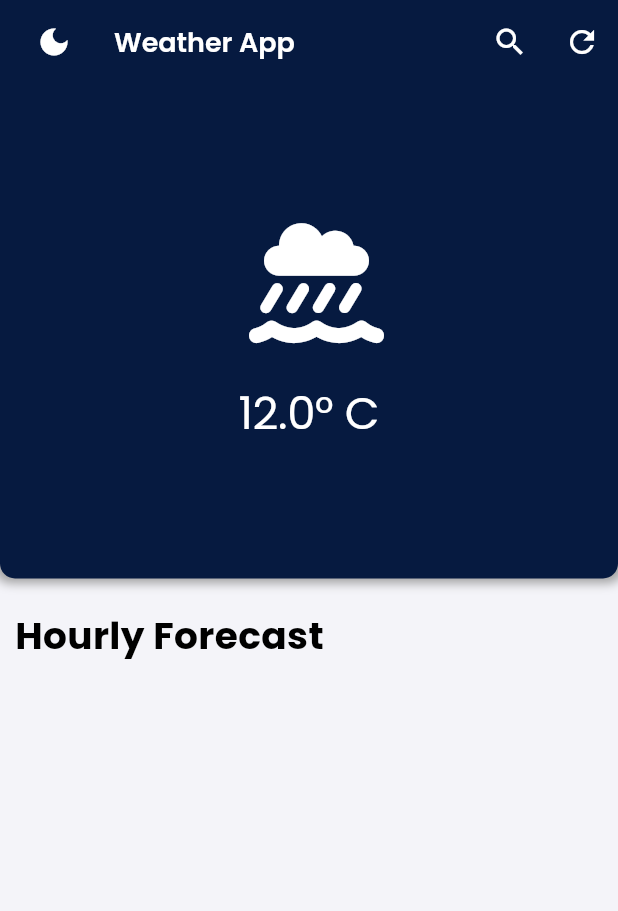
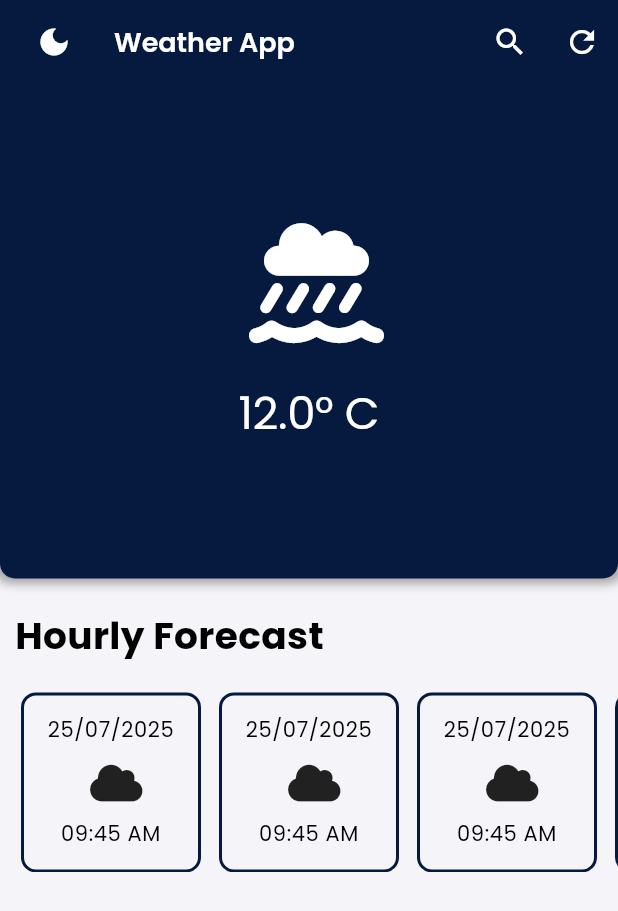
Before and after one commit to ARPAN-DUTTA1/weather_bloc, a Flutter app: the screen it shows after launch, on a phone screen of 412 x 824 dp. Shown: the top 911 px of the screen. Run offline on Flutter 3.47's test engine with Material 3 defaults, Android fonts, the phone set to English and light mode, and no system bars; our stand-ins replace bloc, flutter_animate, flutter_bloc, font_awesome_flutter, go_router.

Commit message:
additional card design complete

```diff
--- a/lib/main.dart
+++ b/lib/main.dart
@@ -82,7 +82,7 @@ class MyApp extends StatelessWidget {
               colorScheme: ColorScheme.fromSeed(
                 seedColor: const Color.fromARGB(255, 6, 26, 64),
                 primary: const Color.fromARGB(255, 6, 26, 64),
-                secondary: const Color.fromARGB(255, 3, 83, 164),
+                secondary: const Color.fromARGB(124, 142, 157, 216),
                 brightness: Brightness.light,
               ),
               useMaterial3: true,
--- a/lib/screens/weather/weather_screen.dart
+++ b/lib/screens/weather/weather_screen.dart
@@ -3,6 +3,7 @@ import 'package:font_awesome_flutter/font_awesome_flutter.dart';
 import 'package:weather_bloc/screens/weather/widgets/custom_appbar.dart';
 import 'package:weather_bloc/screens/weather/widgets/main_weather_card_widget.dart';
 import 'package:weather_bloc/screens/weather/widgets/side_heading_widget.dart';
+import 'package:weather_bloc/screens/weather/widgets/weather_forecast_card_widget.dart';
 
 class WeatherScreen extends StatelessWidget {
   const WeatherScreen({super.key});
@@ -36,6 +37,31 @@ class WeatherScreen extends StatelessWidget {
           ),
 
           SideHeadingWidget(sideTitle: 'Hourly Forecast'),
+
+          SliverToBoxAdapter(
+            child: SizedBox(
+              height: 120.0, // control height of cards
+              child: ListView.builder(
+                cacheExtent: MediaQuery.of(context).size.width * 1.5,
+                scrollDirection: Axis.horizontal,
+                itemCount: 220,
+                physics: const BouncingScrollPhysics(),
+                padding: const EdgeInsets.symmetric(horizontal: 8.0),
+                itemBuilder: (context, index) {
+                  return Padding(
+                    padding: const EdgeInsets.symmetric(horizontal: 6.0),
+                    child: WeatherForecastCard(
+                      date: '25/07/2025',
+                      icon: FontAwesomeIcons.cloud,
+                      time: '09:45 AM',
+                      textStyle: Theme.of(context).textTheme.bodySmall!,
+                      borderColor: Theme.of(context).colorScheme.primary,
+                    ),
+                  );
+                },
+              ),
+            ),
+          ),
         ],
       ),
     );
--- /dev/null
+++ b/lib/screens/weather/widgets/weather_forecast_card_widget.dart
@@ -0,0 +1,50 @@
+import 'package:flutter/material.dart';
+
+class WeatherForecastCard extends StatelessWidget {
+  final String date;
+  final IconData icon;
+  final String time;
+  final TextStyle? textStyle;
+  final Color borderColor;
+
+  const WeatherForecastCard({
+    super.key,
+    required this.date,
+    required this.icon,
+    required this.time,
+    required this.textStyle,
+    required this.borderColor,
+  });
+
+  @override
+  Widget build(BuildContext context) {
+    return Container(
+      width: 120.0,
+      decoration: BoxDecoration(
+        borderRadius: BorderRadius.circular(10.0),
+        border: Border.all(color: borderColor, width: 2.0),
+      ),
+      padding: const EdgeInsets.all(8.0),
+      child: Column(
+        mainAxisAlignment: MainAxisAlignment.spaceAround,
+        children: [
+          Text(
+            date,
+            style: textStyle,
+            overflow: TextOverflow.ellipsis,
+            maxLines: 1,
+            textAlign: TextAlign.center,
+          ),
+          Icon(icon, size: 28.0),
+          Text(
+            time,
+            style: textStyle,
+            overflow: TextOverflow.ellipsis,
+            maxLines: 1,
+            textAlign: TextAlign.center,
+          ),
+        ],
+      ),
+    );
+  }
+}
```
